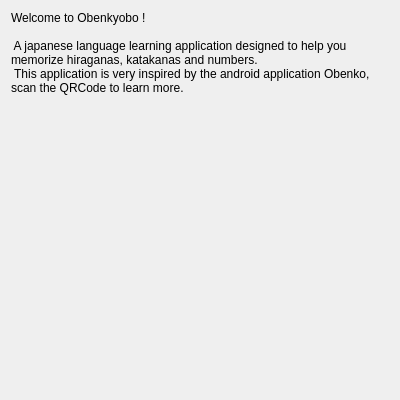
The window that widgetwelcome.ui (Aryetis/Obenkyobo) describes before a commit, drawn with Qt 5.
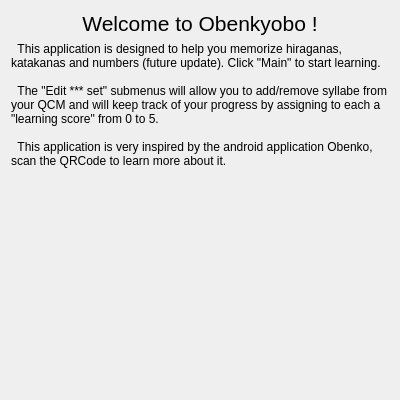
The same window after the commit. Icons and pictures are not drawn.

Commit message: tweaked welcome screen

What changed in the file:
```diff
--- a/widgetwelcome.ui
+++ b/widgetwelcome.ui
@@ -19,27 +19,37 @@
   <property name="windowTitle">
    <string>Form</string>
   </property>
-  <layout class="QVBoxLayout" name="verticalLayout_2" stretch="1,9">
+  <layout class="QVBoxLayout" name="verticalLayout_2" stretch="1,3,5">
    <item>
-    <layout class="QVBoxLayout" name="verticalLayout" stretch="1">
-     <item>
-      <layout class="QHBoxLayout" name="horizontalLayout_3" stretch="0">
+    <widget class="QLabel" name="WelcomeTitle">
+     <property name="font">
+      <font>
+       <pointsize>16</pointsize>
+       <weight>50</weight>
+       <bold>false</bold>
+      </font>
+     </property>
+     <property name="text">
+      <string>Welcome to Obenkyobo !</string>
+     </property>
+     <property name="alignment">
+      <set>Qt::AlignCenter</set>
+     </property>
+    </widget>
+   </item>
        <item>
         <widget class="QLabel" name="WelcomeText">
          <property name="text">
-          <string>Welcome to Obenkyobo ! 
- 
- A japanese language learning application designed to help you memorize hiraganas, katakanas and numbers. 
- This application is very inspired by the android application Obenko, scan the QRCode to learn more.</string>
+      <string>  This application is designed to help you memorize hiraganas, katakanas and numbers (future update). Click &quot;Main&quot; to start learning.
+
+  The &quot;Edit *** set&quot; submenus will allow you to add/remove syllabe from your QCM and will keep track of your progress by assigning to each a &quot;learning score&quot; from 0 to 5.
+
+  This application is very inspired by the android application Obenko, scan the QRCode to learn more about it.</string>
          </property>
          <property name="wordWrap">
           <bool>true</bool>
          </property>
         </widget>
-       </item>
-      </layout>
-     </item>
-    </layout>
    </item>
    <item>
     <layout class="QHBoxLayout" name="horizontalLayout_2" stretch="1,1,1">
```
Lines whose indentation alone changed are shown as unchanged.
